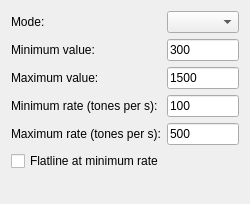
flysight/flysight-configurator, file src/rateform.ui: the form before one commit.
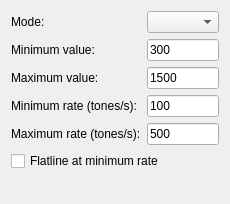
The form after the commit.

Commit message: Update rate units

Patch:
```diff
--- a/src/rateform.ui
+++ b/src/rateform.ui
@@ -63,7 +63,7 @@
      <item row="3" column="0">
       <widget class="QLabel" name="label_7">
        <property name="text">
-        <string>Minimum rate (tones per s):</string>
+        <string>Minimum rate (tones/s):</string>
        </property>
       </widget>
      </item>
@@ -80,7 +80,7 @@
      <item row="4" column="0">
       <widget class="QLabel" name="label_6">
        <property name="text">
-        <string>Maximum rate (tones per s):</string>
+        <string>Maximum rate (tones/s):</string>
        </property>
       </widget>
      </item>
```
The commit also changes 1 other file.
